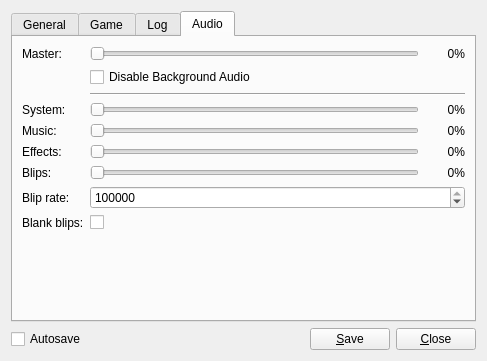
The window that res/ui/config_panel.ui (lambdcalculus/AO2-Client) describes before a commit, drawn with Qt 5.
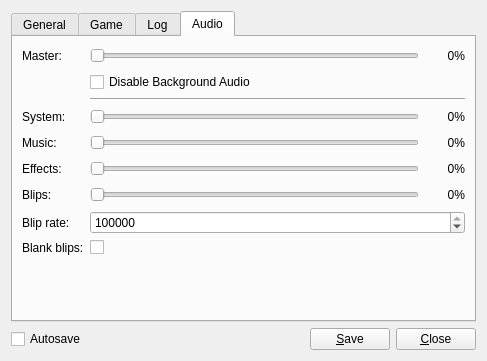
The same window after the commit. The open tabs and pages were chosen to show the change.

Commit message: Tweaked slider size to be slightly taller by default

Patch:
```diff
--- a/res/ui/config_panel.ui
+++ b/res/ui/config_panel.ui
@@ -469,6 +469,12 @@
              <verstretch>0</verstretch>
             </sizepolicy>
            </property>
+           <property name="minimumSize">
+            <size>
+             <width>0</width>
+             <height>20</height>
+            </size>
+           </property>
            <property name="maximum">
             <number>100</number>
            </property>
@@ -501,7 +507,7 @@
          </item>
         </layout>
        </item>
-       <item row="2" column="1">
+       <item row="1" column="1">
         <widget class="QCheckBox" name="disable_background_audio">
          <property name="toolTip">
           <string>Allow the program to temporarily disable sounds when out of focus.</string>
@@ -511,21 +517,14 @@
          </property>
         </widget>
        </item>
-       <item row="4" column="1">
-        <widget class="Line" name="line">
-         <property name="orientation">
-          <enum>Qt::Horizontal</enum>
-         </property>
-        </widget>
-       </item>
-       <item row="5" column="0">
+       <item row="3" column="0">
         <widget class="QLabel" name="system_label">
          <property name="text">
           <string>System:</string>
          </property>
         </widget>
        </item>
-       <item row="5" column="1">
+       <item row="3" column="1">
         <layout class="QHBoxLayout" name="horizontalLayout_6">
          <item>
           <widget class="QSlider" name="system">
@@ -535,6 +534,12 @@
              <verstretch>0</verstretch>
             </sizepolicy>
            </property>
+           <property name="minimumSize">
+            <size>
+             <width>0</width>
+             <height>20</height>
+            </size>
+           </property>
            <property name="maximum">
             <number>100</number>
            </property>
@@ -567,14 +572,14 @@
          </item>
         </layout>
        </item>
-       <item row="7" column="0">
+       <item row="4" column="0">
         <widget class="QLabel" name="music_label">
          <property name="text">
           <string>Music:</string>
          </property>
         </widget>
        </item>
-       <item row="7" column="1">
+       <item row="4" column="1">
         <layout class="QHBoxLayout" name="horizontalLayout">
          <item>
           <widget class="QSlider" name="music">
@@ -584,6 +589,12 @@
              <verstretch>0</verstretch>
             </sizepolicy>
            </property>
+           <property name="minimumSize">
+            <size>
+             <width>0</width>
+             <height>20</height>
+            </size>
+           </property>
            <property name="maximum">
             <number>100</number>
            </property>
@@ -616,14 +627,14 @@
          </item>
         </layout>
        </item>
-       <item row="9" column="0">
+       <item row="5" column="0">
         <widget class="QLabel" name="effect_label">
          <property name="text">
           <string>Effects:</string>
          </property>
         </widget>
        </item>
-       <item row="9" column="1">
+       <item row="5" column="1">
         <layout class="QHBoxLayout" name="horizontalLayout_2">
          <item>
           <widget class="QSlider" name="effect">
@@ -633,6 +644,12 @@
              <verstretch>0</verstretch>
             </sizepolicy>
            </property>
+           <property name="minimumSize">
+            <size>
+             <width>0</width>
+             <height>20</height>
+            </size>
+           </property>
            <property name="maximum">
             <number>100</number>
            </property>
@@ -659,14 +676,14 @@
          </item>
         </layout>
        </item>
-       <item row="11" column="0">
+       <item row="6" column="0">
         <widget class="QLabel" name="blip_label">
          <property name="text">
           <string>Blips:</string>
          </property>
         </widget>
        </item>
-       <item row="11" column="1">
+       <item row="6" column="1">
         <layout class="QHBoxLayout" name="horizontalLayout_4">
          <item>
           <widget class="QSlider" name="blip">
@@ -676,6 +693,12 @@
              <verstretch>0</verstretch>
             </sizepolicy>
            </property>
+           <property name="minimumSize">
+            <size>
+             <width>0</width>
+             <height>20</height>
+            </size>
+           </property>
            <property name="maximum">
             <number>100</number>
            </property>
@@ -702,14 +725,14 @@
          </item>
         </layout>
        </item>
-       <item row="13" column="0">
+       <item row="7" column="0">
         <widget class="QLabel" name="blip_rate_label">
          <property name="text">
           <string>Blip rate:</string>
          </property>
         </widget>
        </item>
-       <item row="13" column="1">
+       <item row="7" column="1">
         <widget class="QSpinBox" name="blip_rate">
          <property name="minimum">
           <number>1</number>
@@ -722,14 +745,14 @@
          </property>
         </widget>
        </item>
-       <item row="15" column="0">
+       <item row="8" column="0">
         <widget class="QLabel" name="blank_blips_label">
          <property name="text">
           <string>Blank blips:</string>
          </property>
         </widget>
        </item>
-       <item row="15" column="1">
+       <item row="8" column="1">
         <widget class="QCheckBox" name="blank_blips">
          <property name="sizePolicy">
           <sizepolicy hsizetype="Minimum" vsizetype="Minimum">
@@ -739,11 +762,8 @@
          </property>
         </widget>
        </item>
-       <item row="16" column="1">
-        <spacer name="verticalSpacer_4">
-         <property name="orientation">
-          <enum>Qt::Vertical</enum>
-         </property>
+       <item row="9" column="1">
+        <spacer name="verticalSpacer_3">
          <property name="sizeHint" stdset="0">
           <size>
            <width>20</width>
@@ -752,6 +772,13 @@
          </property>
         </spacer>
        </item>
+       <item row="2" column="1">
+        <widget class="Line" name="line">
+         <property name="orientation">
+          <enum>Qt::Horizontal</enum>
+         </property>
+        </widget>
+       </item>
       </layout>
      </widget>
     </widget>
```
Left out of the diff: 23 changed lines with no effect on the pictures.
